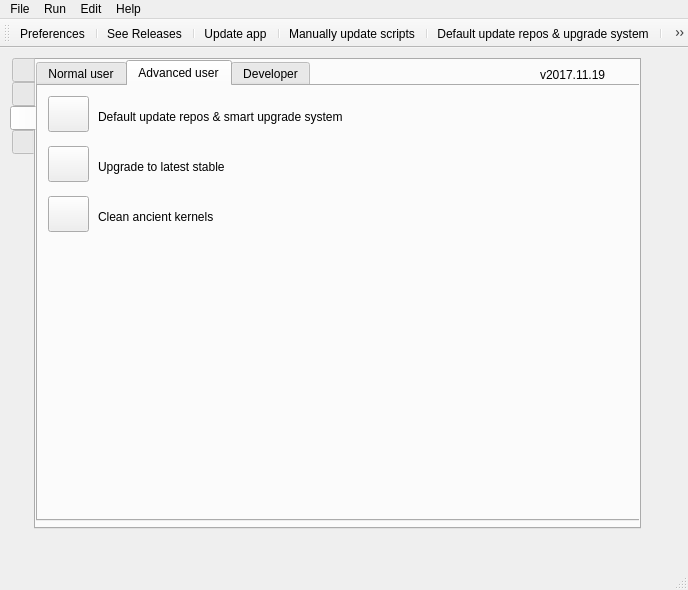
Old version of the form src/mainwindow.ui in the repository adgellida/ubunsys.
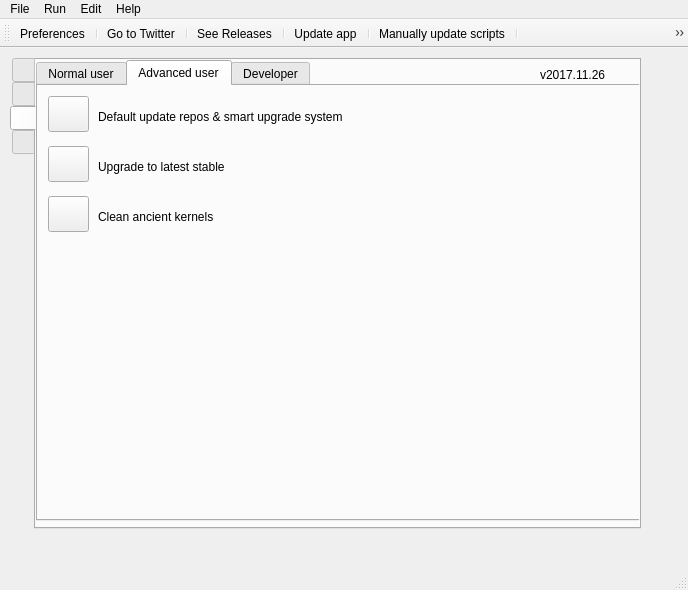
New version of the form. Icons and pictures are not drawn.

Patch:
```diff
--- a/src/mainwindow.ui
+++ b/src/mainwindow.ui
@@ -4019,7 +4019,7 @@
      </rect>
     </property>
     <property name="text">
-     <string>v2017.11.19</string>
+     <string>v2017.11.26</string>
     </property>
    </widget>
   </widget>
@@ -4084,6 +4084,8 @@
    </attribute>
    <addaction name="actionPreferences"/>
    <addaction name="separator"/>
+   <addaction name="actionTwitter"/>
+   <addaction name="separator"/>
    <addaction name="actionSeeReleases"/>
    <addaction name="separator"/>
    <addaction name="actionUpdateApp"/>
@@ -4284,6 +4286,18 @@
     <string>Default update repos &amp; smart upgrade system</string>
    </property>
   </action>
+  <action name="actionTwitter">
+   <property name="icon">
+    <iconset resource="ubunsys.qrc">
+     <normaloff>:/images/Twitter-icon.png</normaloff>:/images/Twitter-icon.png</iconset>
+   </property>
+   <property name="text">
+    <string>Go to Twitter</string>
+   </property>
+   <property name="toolTip">
+    <string>Go to Twitter</string>
+   </property>
+  </action>
  </widget>
  <layoutdefault spacing="6" margin="11"/>
  <resources>
```
